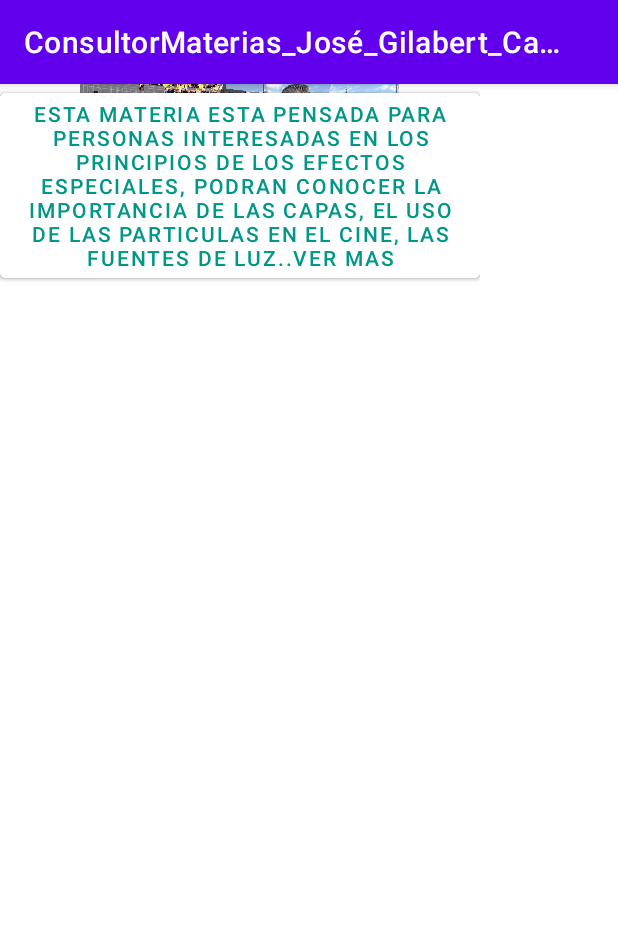
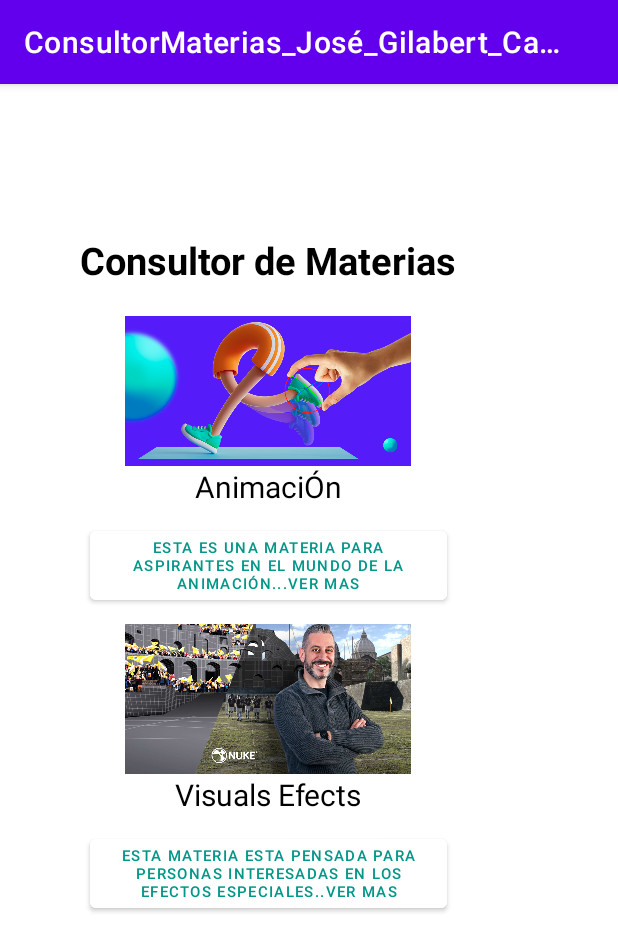
Before and after one commit to tortmac1/ConsultorMaterias_Jose_Gilabert_Camilo_Alzate, an Android app: the screen it shows after launch (MainActivity), on a phone screen of 412 x 824 dp. Shown: the top 951 px of the screen. Run offline under Robolectric (Android 15) with nearby library versions, the phone set to English and light mode, and no system bars.

Commit message:
Aplicación de selector de materias, reparada y lista para revisión

```diff
--- a/app/src/main/java/com/example/consultormaterias_jos_gilabert_camilo_alzate/MainActivity.java
+++ b/app/src/main/java/com/example/consultormaterias_jos_gilabert_camilo_alzate/MainActivity.java
@@ -4,26 +4,21 @@ import androidx.appcompat.app.AppCompatActivity;
 
 import android.content.Intent;
 import android.os.Bundle;
+import android.os.CountDownTimer;
 import android.view.View;
 import android.widget.Button;
 
 public class MainActivity extends AppCompatActivity {
-    Button button1, button2;
+    Button btn_animacion, btn_vfx;
 
     @Override
     protected void onCreate(Bundle savedInstanceState) {
         super.onCreate(savedInstanceState);
         setContentView(R.layout.activity_main);
-        button1 = (Button)findViewById(R.id.button1);
-        button2 = (Button)findViewById(R.id.button2);
+        btn_animacion = (Button)findViewById(R.id.btn_animacion);
+        btn_vfx = (Button)findViewById(R.id.btn_vfx);
 
-        button1.setOnClickListener(new View.OnClickListener() {
-            @Override
-            public void onClick(View view) {
-                Intent button1 = new Intent(MainActivity.this,InfoActivity.class);
-                startActivity(button1);
-            }
-        });
+
     }
 
     @Override
@@ -31,4 +26,25 @@ public class MainActivity extends AppCompatActivity {
         super.startActivity(intent);
     }
 
+    public void selection(View view) {
+        Intent button1 = new Intent(MainActivity.this,InfoActivity.class);
+
+        switch(view.getId())
+        {
+            case R.id.btn_animacion:
+                //Operación animacion...
+                button1.putExtra("valor", 0);
+                break;
+            case R.id.btn_vfx:
+                //Operación vfx...
+                button1.putExtra("valor", 1);
+                break;
+
+        }
+        startActivity(button1);
+
+
+
+    }
+
 }
--- a/app/src/main/res/layout/activity_main.xml
+++ b/app/src/main/res/layout/activity_main.xml
@@ -6,84 +6,103 @@
     android:layout_height="wrap_content"
     tools:context=".MainActivity">
 
+    <LinearLayout
+        android:id="@+id/layaout_materias"
+        android:layout_width="358dp"
+        android:layout_height="686dp"
+        android:orientation="vertical"
+        android:padding="50dp"
+        app:layout_constraintBottom_toBottomOf="parent"
+        app:layout_constraintEnd_toEndOf="parent"
+        app:layout_constraintStart_toStartOf="parent"
+        app:layout_constraintTop_toTopOf="parent"
+        tools:ignore="MissingConstraints">
+
+
         <TextView
+            android:id="@+id/consultor_materias"
             android:layout_width="wrap_content"
             android:layout_height="wrap_content"
-        android:text="Consultor de Materias"
-        app:layout_constraintBottom_toTopOf="@+id/textView2"
-        app:layout_constraintHorizontal_bias="0.498"
-        app:layout_constraintLeft_toLeftOf="parent"
-        app:layout_constraintRight_toRightOf="parent"
-        app:layout_constraintTop_toTopOf="parent"
-        app:layout_constraintVertical_bias="0.036" />
+            android:layout_marginBottom="20dp"
+            android:text="@string/titulo_consultor"
+            android:layout_gravity="center"
+            android:textAlignment="center"
+            android:textColor="@color/black"
+            android:textSize="25sp"
+            android:layout_marginTop="50dp"
+            android:textStyle="bold"/>
 
         <ImageView
-        android:id="@+id/imageView"
-        android:layout_width="100pt"
-        android:layout_height="50pt"
-        android:adjustViewBounds="false"
-        app:barrierAllowsGoneWidgets="false"
-        app:chainUseRtl="true"
-        app:layout_constraintEnd_toEndOf="parent"
-        app:layout_constraintHorizontal_bias="0.497"
-        app:layout_constraintStart_toStartOf="parent"
+            android:id="@+id/image_animacion"
+            android:layout_width="200dp"
+            android:layout_height="100dp"
+            android:layout_gravity="center"
             app:srcCompat="@drawable/animacion"
+            android:contentDescription="@string/imagen_animacion"
             tools:layout_editor_absoluteY="126dp" />
 
         <TextView
-        android:id="@+id/textView2"
+            android:id="@+id/Animacion"
             android:layout_width="wrap_content"
             android:layout_height="wrap_content"
-        android:text="Animacion"
-        app:layout_constraintEnd_toEndOf="parent"
-        app:layout_constraintHorizontal_bias="0.501"
-        app:layout_constraintStart_toStartOf="parent"
-        tools:layout_editor_absoluteY="79dp" />
+            android:layout_gravity="center"
+            android:text="@string/titulo_animacion"
+            android:textAlignment="center"
+            android:textColor="@color/black"
+            android:textSize="20sp" />
+
+        <Button
+            android:id="@+id/btn_animacion"
+            android:layout_width="wrap_content"
+            android:layout_height="wrap_content"
+            android:layout_gravity="center"
+            android:layout_margin="10dp"
+            android:backgroundTint="#FFFFFF"
+            android:backgroundTintMode="add"
+            android:text="@string/texto_animacion"
+            android:textAlignment="center"
+            android:textColor="#009688"
+            android:textSize="10sp"
+            tools:ignore="SmallSp"
+            android:onClick="selection"/>
 
         <ImageView
-        android:id="@+id/imageView2"
-        android:layout_width="100pt"
-        android:layout_height="50pt"
-        app:layout_constraintEnd_toEndOf="parent"
-        app:layout_constraintHorizontal_bias="0.497"
-        app:layout_constraintStart_toStartOf="parent"
+            android:id="@+id/image_vfx"
+            android:layout_width="200dp"
+            android:layout_height="100dp"
+            android:layout_gravity="center"
             app:srcCompat="@drawable/_24_original"
+            android:contentDescription="@string/imagen_vfx"
             tools:layout_editor_absoluteY="449dp" />
 
         <TextView
-        android:id="@+id/textView2"
+            android:id="@+id/vfx"
             android:layout_width="wrap_content"
             android:layout_height="wrap_content"
-        android:text="Visuals Efects"
-        app:layout_constraintEnd_toEndOf="parent"
-        app:layout_constraintHorizontal_bias="0.503"
-        app:layout_constraintStart_toStartOf="parent"
-        tools:layout_editor_absoluteY="410dp" />
+            android:layout_gravity="center"
+            android:text="@string/titulo_vfx"
+            android:textAlignment="center"
+            android:textColor="@color/black"
+            android:textSize="20sp" />
+
 
         <Button
-        android:id="@+id/button1"
+            android:id="@+id/btn_vfx"
             android:layout_width="wrap_content"
             android:layout_height="wrap_content"
+            android:layout_gravity="center"
+            android:layout_margin="10dp"
             android:backgroundTint="#FFFFFF"
             android:backgroundTintMode="add"
-        android:text="Esta materia esta pensada para personas interesadas en los principios de la animacion, podran conocer la importancion de personaje, el manejo del espacio, el uso de la barra de tiempo...ver mas"
+            android:text="@string/texto_vfx"
             android:textAlignment="center"
             android:textColor="#009688"
-        tools:layout_editor_absoluteX="45dp"
-        tools:layout_editor_absoluteY="249dp" />
+            android:textSize="10sp"
+            tools:ignore="SmallSp"
+            android:onClick="selection"/>
 
-    <Button
-        android:id="@+id/button2"
-        android:layout_width="wrap_content"
-        android:layout_height="wrap_content"
-        android:backgroundTint="#FFFFFF"
-        android:backgroundTintMode="add"
-        android:text="Esta materia esta pensada para personas interesadas en los principios de los efectos especiales, podran conocer la importancia de las capas, el uso de las particulas en el cine, las fuentes de luz..ver mas"
-        android:textAlignment="center"
-        android:textColor="#009688"
-        app:layout_constraintEnd_toEndOf="parent"
-        app:layout_constraintHorizontal_bias="0.494"
-        app:layout_constraintStart_toStartOf="parent"
-        tools:layout_editor_absoluteY="577dp" />
+
+    </LinearLayout>
+
 
 </androidx.constraintlayout.widget.ConstraintLayout>
--- a/app/src/main/res/values/strings.xml
+++ b/app/src/main/res/values/strings.xml
@@ -1,3 +1,12 @@
 <resources>
     <string name="app_name">ConsultorMaterias_José_Gilabert_Camilo_Alzate</string>
+    <string name="titulo_animacion">AnimaciÓn</string>
+    <string name="texto_animacion">Esta es una materia para aspirantes en el mundo de la animación...Ver mas</string>
+    <string name="texto_animacion_completo">Esta materia esta pensada para personas interesadas en los principios de la animaciÓn, podran conocer la importanciÓn de personaje, el manejo del espacio, el uso de la barra de tiempo, todo de una forma super practica.</string>
+    <string name="titulo_vfx">Visuals Efects</string>
+    <string name="texto_vfx">Esta materia esta pensada para personas interesadas en los efectos especiales..ver mas</string>
+    <string name="texto_vfx_completo">Esta materia esta pensada para personas interesadas en los efectos especiales, iluminación, construccción de escenas, composición, efectos de particulas, edición de imagen y demas pequeños trucos del cine actual.</string>
+    <string name="titulo_consultor">Consultor de Materias</string>
+    <string name="imagen_animacion">imagen de la carrera de animación</string>
+    <string name="imagen_vfx">imagen de la carrera de vfx</string>
 </resources>
--- a/build.gradle
+++ b/build.gradle
@@ -1,7 +1,7 @@
 // Top-level build file where you can add configuration options common to all sub-projects/modules.
 plugins {
-    id 'com.android.application' version '7.1.1' apply false
-    id 'com.android.library' version '7.1.1' apply false
+    id 'com.android.application' version '7.2.1' apply false
+    id 'com.android.library' version '7.2.1' apply false
 }
 
 task clean(type: Delete) {
```
Also changed, not shown: app/src/main/java/com/example/consultormaterias_jos_gilabert_camilo_alzate/InfoActivity.java (+23 -0 lines), app/src/main/res/layout/activity_info.xml (+33 -25 lines), gradle/wrapper/gradle-wrapper.properties. Lines whose indentation alone changed are shown as unchanged.
